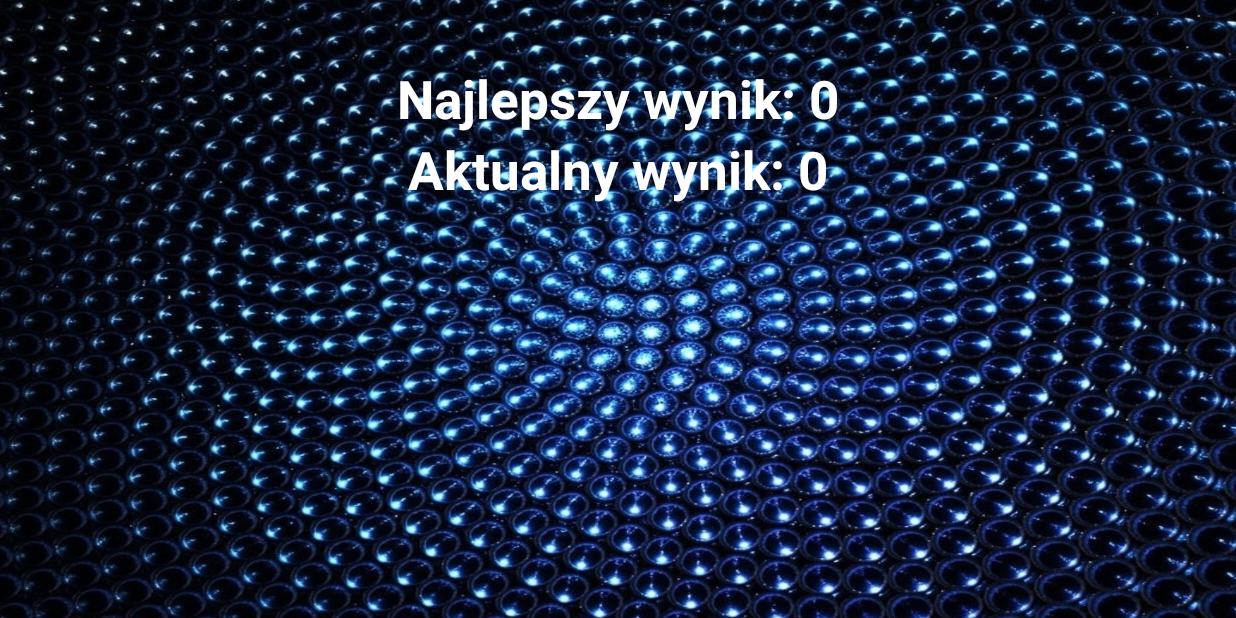
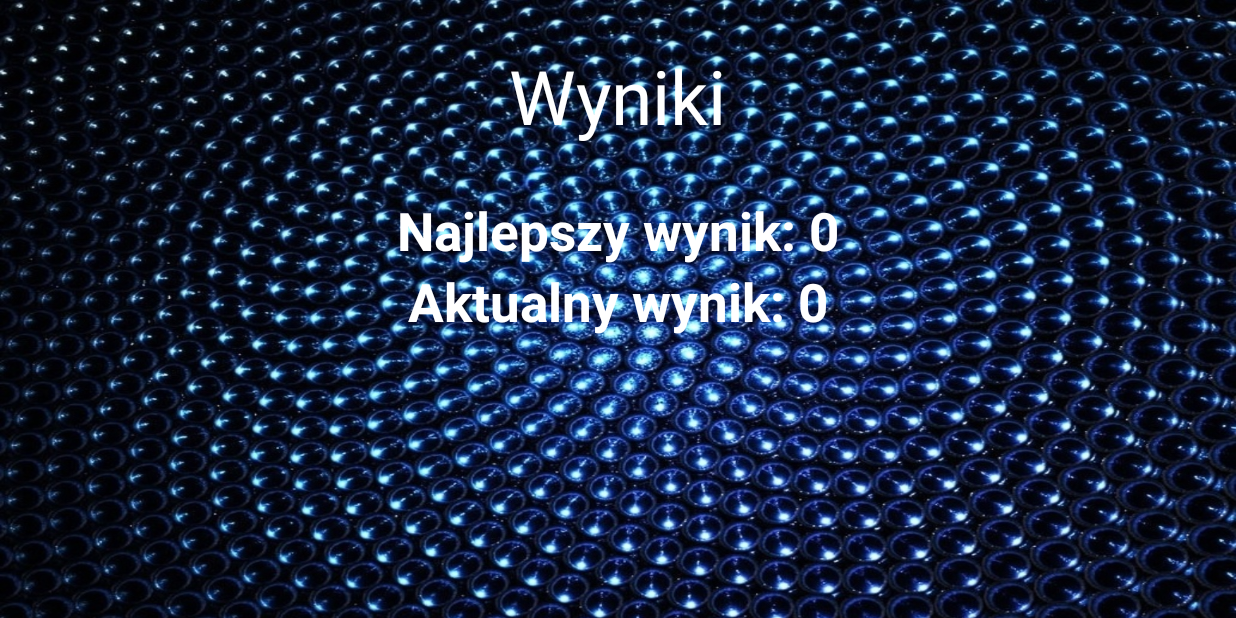
Before and after one commit to SiwyDym/Kulkson, an Android app: the KScore screen opened directly, with no data from a screen before it, on a phone screen of 824 x 412 dp (held sideways). Run offline under Robolectric (Android 15) with nearby library versions, the phone set to English and light mode, and no system bars.

Commit message:
kosmetyka wyniki

```diff
--- a/app/src/main/res/layout/wyniki.xml
+++ b/app/src/main/res/layout/wyniki.xml
@@ -4,6 +4,18 @@
     android:layout_height="match_parent"
     android:weightSum="1"
     android:background="@drawable/kulki4">
+
+    <TextView
+        android:layout_width="wrap_content"
+        android:layout_height="wrap_content"
+        android:textAppearance="?android:attr/textAppearanceLarge"
+        android:text="Wyniki"
+        android:textColor="#FFFFFF"
+        android:textSize="50dp"
+        android:layout_marginTop="30dp"
+        android:id="@+id/textView2"
+        android:layout_alignParentTop="true"
+        android:layout_centerHorizontal="true" />
 
     <TextView
         android:layout_width="wrap_content"
@@ -20,7 +32,7 @@
         android:layout_width="wrap_content"
         android:layout_height="wrap_content"
         android:id="@+id/wynik2"
-        android:layout_marginTop="42dp"
+        android:layout_marginTop="130dp"
         android:textSize="35dp"
         android:textStyle="bold"
         android:textColor="#FFFFFF"
--- a/app/src/main/res/values/strings.xml
+++ b/app/src/main/res/values/strings.xml
@@ -14,6 +14,7 @@
     <string name="title_activity_activity_opcje">activity_opcje</string>
     <string name="title_activity_kdeath">KDeath</string>
     <string name="lose">PRZEGRAŁEŚ!</string>
+    <string name="result">WYNIKI:</string>
 
 
 </resources>
```
Also changed, not shown: 1 other file.
